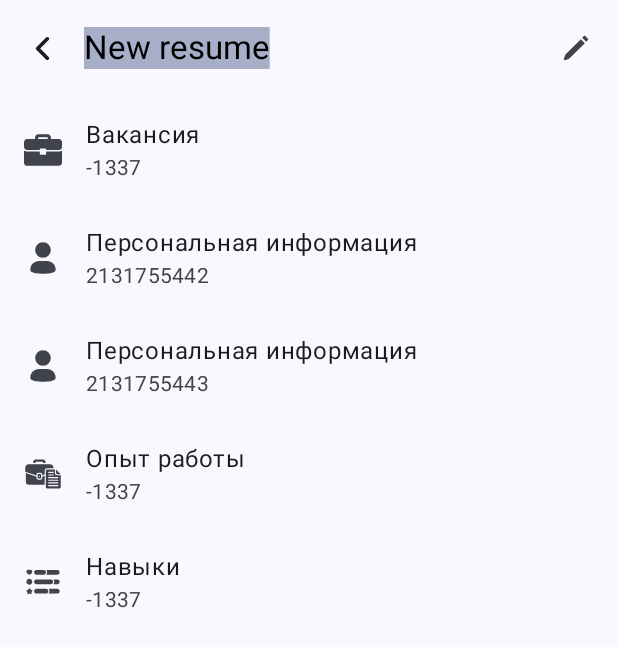
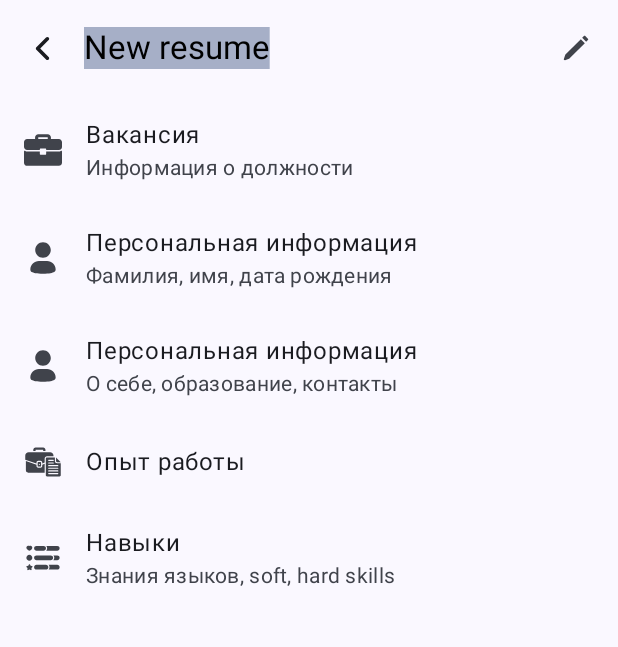
Before and after one commit to sedooj/ResumenApp, an Android app built with Jetpack Compose: the composable CreateResumePage shown on its own in the app's theme, on a phone screen of 412 x 824 dp. Shown: the top 647 px of the screen. Run offline under Robolectric (Android 15) with nearby library versions, the phone set to English and light mode, and no system bars; our stand-ins replace Dagger/Hilt's generated code, Room's generated code; libraries missing offline, so code that uses them is left out: com.ramcosta.composedestinations; 8 statements that could not run were skipped.

```diff
--- a/feature/app-ui/src/main/java/com/sedooj/app_ui/pages/home/bottomBar/BottomBar.kt
+++ b/feature/app-ui/src/main/java/com/sedooj/app_ui/pages/home/bottomBar/BottomBar.kt
@@ -38,7 +38,7 @@ fun AnimatedBottomBar(
     AnimatedVisibility(
         visible = currentDestination == HOMEDestination || currentDestination == MYRESUMESDestination || currentDestination == PROFILEDestination,
         enter = slideInVertically(tween(200)) { it },
-        exit = slideOutVertically(tween(200)) { it }
+        exit = slideOutVertically(tween(100)) { it }
     ) {
         BottomBar(navController = navController)
     }
--- a/feature/app-ui/src/main/java/com/sedooj/app_ui/pages/resume/create/components/CreateResumeComponentList.kt
+++ b/feature/app-ui/src/main/java/com/sedooj/app_ui/pages/resume/create/components/CreateResumeComponentList.kt
@@ -22,7 +22,8 @@ fun CreateResumeComponentsPage(
             headlineContent = {
                 Text(text = stringResource(id = it.title))
             }, supportingContent = {
-                Text(text = "${it.subTitle}")
+                if (it.subTitle != null)
+                    Text(text = stringResource(id = it.subTitle!!))
             }, leadingContent = {
                 Icon(
                     painter = painterResource(id = it.icon),
@@ -31,7 +32,8 @@ fun CreateResumeComponentsPage(
                 )
             }, modifier = modifier.clickable(onClick = {
                 onSelect()
-            }))
+            })
+        )
     }
 
 }
--- a/feature/app-ui/src/main/java/com/sedooj/app_ui/pages/resume/create/components/tabs/TabsComponent.kt
+++ b/feature/app-ui/src/main/java/com/sedooj/app_ui/pages/resume/create/components/tabs/TabsComponent.kt
@@ -40,9 +40,9 @@ fun SetupTabs(
                         .size(45.dp)
                         .padding(10.dp)
                 )
-                if (tab.subTitle != -1337) {
+                if (tab.subTitle != null) {
                     Text(
-                        text = stringResource(id = tab.subTitle),
+                        text = stringResource(id = tab.subTitle!!),
                         maxLines = 1,
                         fontSize = MaterialTheme.typography.bodySmall.fontSize,
                         overflow = TextOverflow.Ellipsis,
--- a/shared/ui-kit/src/main/res/values/strings.xml
+++ b/shared/ui-kit/src/main/res/values/strings.xml
@@ -21,9 +21,13 @@
     <string name="resume_list">Ваши резюме</string>
     <string name="resume">Резюме</string>
     <string name="vacancy">Вакансия</string>
+    <string name="type_vacancy">Информация о должности</string>
     <string name="personal_main">Основная</string>
     <string name="personal_secondary">Дополнительная</string>
     <string name="personal_information">Персональная информация</string>
+    <string name="type_personal_information_main">Фамилия, имя, дата рождения</string>
+    <string name="type_personal_information_second">О себе, образование, контакты</string>
+    <string name="type_skills">Знания языков, soft, hard skills</string>
     <string name="education">Образование</string>
     <string name="faculty">Факультет</string>
     <string name="speciality">Специальность</string>
```
Also changed, not shown: feature/arch/src/main/java/com/sedooj/arch/viewmodel/auth/model/TabsModel.kt (+6 -6 lines).
